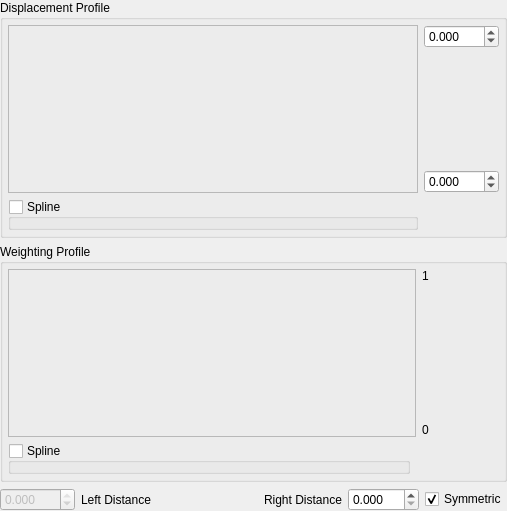
cnsuhao/cmb, file Source/Applications/AppCommon/UI/qtCMBManualFunctionWidget.ui: the form before one commit.
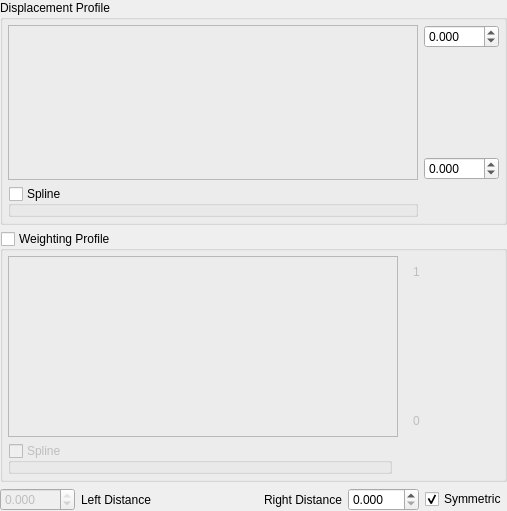
The form after the commit.

Commit message: add hiding of weight for functions

Diff of the .ui file:
```diff
--- a/Source/Applications/AppCommon/UI/qtCMBManualFunctionWidget.ui
+++ b/Source/Applications/AppCommon/UI/qtCMBManualFunctionWidget.ui
@@ -124,41 +124,16 @@
      <property name="title">
       <string>Weighting Profile</string>
      </property>
+     <property name="checkable">
+      <bool>true</bool>
+     </property>
+     <property name="checked">
+      <bool>false</bool>
+     </property>
      <layout class="QGridLayout" name="gridLayout_6" rowstretch="0,0,0,0" columnstretch="0,1,0,0">
       <property name="margin">
        <number>5</number>
       </property>
-      <item row="2" column="3">
-       <layout class="QVBoxLayout" name="verticalLayout_8">
-        <item>
-         <widget class="QLabel" name="label_17">
-          <property name="text">
-           <string>1                     </string>
-          </property>
-         </widget>
-        </item>
-        <item>
-         <spacer name="verticalSpacer_4">
-          <property name="orientation">
-           <enum>Qt::Vertical</enum>
-          </property>
-          <property name="sizeHint" stdset="0">
-           <size>
-            <width>17</width>
-            <height>129</height>
-           </size>
-          </property>
-         </spacer>
-        </item>
-        <item>
-         <widget class="QLabel" name="label_18">
-          <property name="text">
-           <string>0</string>
-          </property>
-         </widget>
-        </item>
-       </layout>
-      </item>
       <item row="3" column="1">
        <widget class="QGroupBox" name="WeightingSplineControl">
         <property name="title">
@@ -187,6 +162,39 @@
         </property>
        </widget>
       </item>
+      <item row="2" column="3">
+       <widget class="QFrame" name="WeightRange">
+        <layout class="QVBoxLayout" name="verticalLayout_8">
+         <item>
+          <widget class="QLabel" name="label_17">
+           <property name="text">
+            <string>1                     </string>
+           </property>
+          </widget>
+         </item>
+         <item>
+          <spacer name="verticalSpacer_4">
+           <property name="orientation">
+            <enum>Qt::Vertical</enum>
+           </property>
+           <property name="sizeHint" stdset="0">
+            <size>
+             <width>17</width>
+             <height>129</height>
+            </size>
+           </property>
+          </spacer>
+         </item>
+         <item>
+          <widget class="QLabel" name="label_18">
+           <property name="text">
+            <string>0</string>
+           </property>
+          </widget>
+         </item>
+        </layout>
+       </widget>
+      </item>
      </layout>
     </widget>
    </item>
```
The commit also changes 3 other files.
